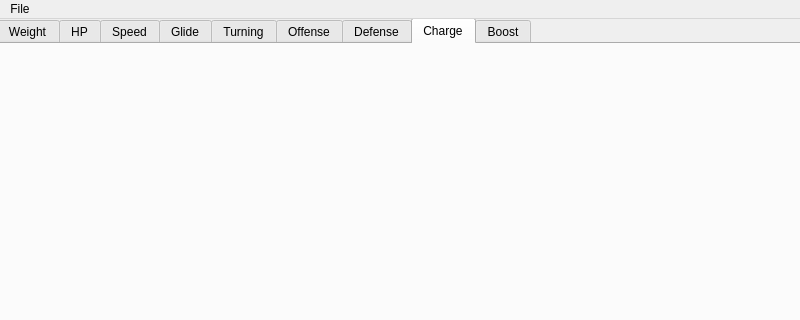
Before: the Qt Designer form star_garage.ui in ALPHAMARIOX/Star_Garage, drawn with Qt 5; both pictures show x 0 to 800 and y 0 to 320 of the 800 by 600 pixel window.
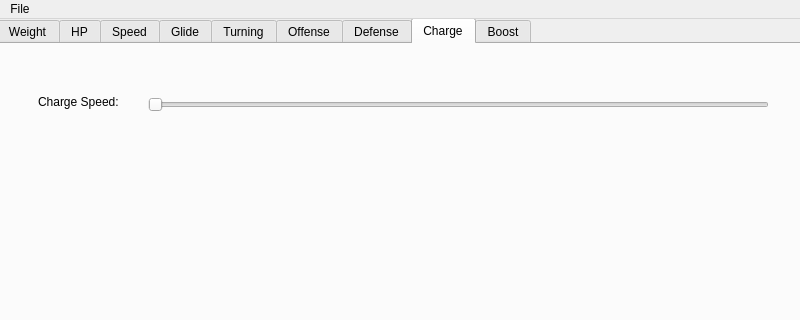
After: the same form once the commit is applied. The open tabs and pages were chosen to show the change. Icons and pictures are not drawn.

Commit message: A few sliders for the GUI and decided to dress the code a bit.

The edit to the form file:
```diff
--- a/star_garage.ui
+++ b/star_garage.ui
@@ -114,6 +114,38 @@
      <attribute name="title">
       <string>Charge</string>
      </attribute>
+     <widget class="QLabel" name="lblChargeSpd">
+      <property name="geometry">
+       <rect>
+        <x>40</x>
+        <y>50</y>
+        <width>81</width>
+        <height>16</height>
+       </rect>
+      </property>
+      <property name="text">
+       <string>Charge Speed:</string>
+      </property>
+     </widget>
+     <widget class="QSlider" name="horizontalSlider">
+      <property name="geometry">
+       <rect>
+        <x>150</x>
+        <y>50</y>
+        <width>621</width>
+        <height>22</height>
+       </rect>
+      </property>
+      <property name="maximum">
+       <number>1</number>
+      </property>
+      <property name="singleStep">
+       <number>1</number>
+      </property>
+      <property name="orientation">
+       <enum>Qt::Horizontal</enum>
+      </property>
+     </widget>
     </widget>
     <widget class="QWidget" name="tbBoost">
      <attribute name="icon">
```
Left out of the diff: 21 changed lines with no effect on the pictures.
